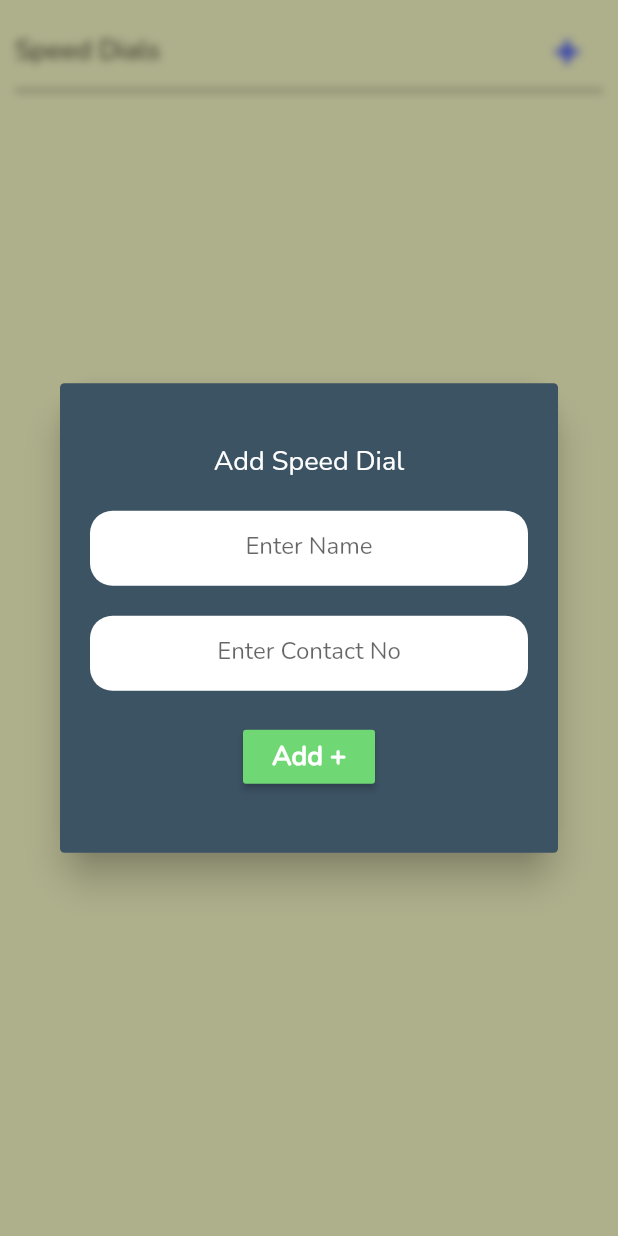
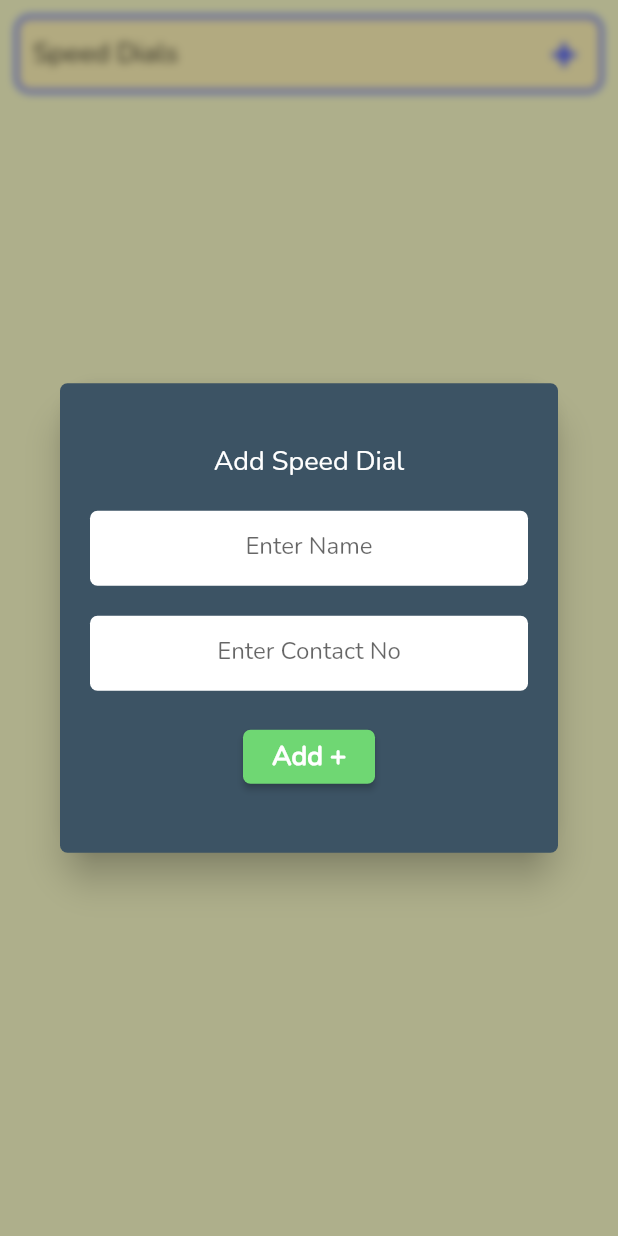
Before and after one commit to Imnmania/Flutter_SIP, a Flutter app: the SpeedDial screen opened directly, after a tap on an icon or button, on a phone screen of 412 x 824 dp. Run offline on Flutter 3.47's test engine with Material 2 defaults, Android fonts, the phone set to English and light mode, and no system bars; our stand-ins replace auto_animated, bloc, community_material_icon, connectivity_plus, contacts_service, flutter_bloc and 8 more; missing offline and left inert: flutter_webrtc, sip_ua, transition; accounts and stored records are empty.

Commit message:
speed dial issue add issue fixed

```diff
--- a/lib/presentation/communication_module/page_view_items/speed_dial.dart
+++ b/lib/presentation/communication_module/page_view_items/speed_dial.dart
@@ -53,7 +53,17 @@ class _SpeedDialState extends State<SpeedDial> {
               width: sWidth,
               child: Column(
                 children: [
-                  Row(
+                  Container(
+                    decoration: BoxDecoration(
+                      color: KothonColors.homeTopSectionBackground,
+                      border: Border.all(
+                        color: KothonColors.barIconColor,
+                        width: 2,
+                        style: BorderStyle.solid,
+                      ),
+                      borderRadius: BorderRadius.circular(10),
+                    ),
+                    child: Row(
                       mainAxisAlignment: MainAxisAlignment.spaceBetween,
                       children: [
                         // Opacity(
@@ -63,10 +73,13 @@ class _SpeedDialState extends State<SpeedDial> {
                         //     onPressed: null,
                         //   ),
                         // ),
-                      Text(
+                        Padding(
+                          padding: const EdgeInsets.only(left: 10.0),
+                          child: Text(
                             'Speed Dials',
                             style: TextStyle(
                               fontSize: 18,
+                            ),
                           ),
                         ),
                         IconButton(
@@ -83,22 +96,19 @@ class _SpeedDialState extends State<SpeedDial> {
                               );
                               print(_nameController.text);
                               print(_contactController.text);
-
-                            context
-                                .read<SpeedDialCubit>()
-                                .addSpeedDial(SpeedDialModel(
-                                  name: _nameController.text,
-                                  contact: _contactController.text,
-                                ));
                             }),
                       ],
                     ),
-                  Divider(
-                    height: 5,
-                    color: Colors.black,
                   ),
+                  // Divider(
+                  //   height: 5,
+                  //   color: Colors.black,
+                  // ),
                   Container(
                     height: sHeight * 0.75,
+                    padding: EdgeInsets.only(
+                      bottom: 10,
+                    ),
                     child: MediaQuery.removePadding(
                       context: context,
                       removeTop: true,
@@ -112,6 +122,10 @@ class _SpeedDialState extends State<SpeedDial> {
                         itemCount: speedDialList.length,
                         itemBuilder: (context, index) {
                           return ListTile(
+                            // leading: CircleAvatar(
+                            //   child: Text(speedDialList[index].name[0]),
+                            //   backgroundColor: Theme.of(context).accentColor,
+                            // ),
                             title: Text(speedDialList[index].name),
                             subtitle: Text(speedDialList[index].contact),
                             onTap: () {
--- a/lib/presentation/communication_module/widgets/speed_dial_popup.dart
+++ b/lib/presentation/communication_module/widgets/speed_dial_popup.dart
@@ -1,7 +1,10 @@
 import 'dart:ui';
 
 import 'package:flutter/material.dart';
+import 'package:flutter_bloc/flutter_bloc.dart';
 import 'package:kothon_app/constants/kothon_colors.dart';
+import 'package:kothon_app/data/models/speed_dial_model.dart';
+import 'package:kothon_app/logic/cubit/speed_dial_cubit.dart';
 
 Future speedDialAddDialog({
   BuildContext context,
@@ -27,7 +30,7 @@ Future speedDialAddDialog({
               padding: EdgeInsets.all(20),
               decoration: BoxDecoration(
                 color: KothonColors.dialPadHeaderColor,
-                borderRadius: BorderRadius.circular(3),
+                borderRadius: BorderRadius.circular(5),
               ),
               child: Column(
                 mainAxisSize: MainAxisSize.min,
@@ -48,7 +51,7 @@ Future speedDialAddDialog({
                     width: double.infinity,
                     decoration: BoxDecoration(
                       color: Colors.white,
-                      borderRadius: BorderRadius.circular(15),
+                      borderRadius: BorderRadius.circular(5),
                     ),
                     child: TextFormField(
                       controller: nameController,
@@ -71,7 +74,7 @@ Future speedDialAddDialog({
                     width: double.infinity,
                     decoration: BoxDecoration(
                       color: Colors.white,
-                      borderRadius: BorderRadius.circular(15),
+                      borderRadius: BorderRadius.circular(5),
                     ),
                     child: TextFormField(
                       controller: contactController,
@@ -87,6 +90,9 @@ Future speedDialAddDialog({
                     height: 20,
                   ),
                   MaterialButton(
+                      shape: RoundedRectangleBorder(
+                        borderRadius: BorderRadius.circular(5),
+                      ),
                       child: Text(
                         'Add +',
                         style: TextStyle(
@@ -99,6 +105,20 @@ Future speedDialAddDialog({
                       onPressed: () {
                         Navigator.pop(context,
                             [nameController.text, contactController.text]);
+
+                        if (nameController.text != null &&
+                            nameController.text != '' &&
+                            contactController.text != null &&
+                            contactController.text != '') {
+                          context
+                              .read<SpeedDialCubit>()
+                              .addSpeedDial(SpeedDialModel(
+                                name: nameController.text,
+                                contact: contactController.text,
+                              ));
+                        } else {
+                          return;
+                        }
                       }),
                   SizedBox(
                     height: 20,
```
Lines whose indentation alone changed are shown as unchanged.
